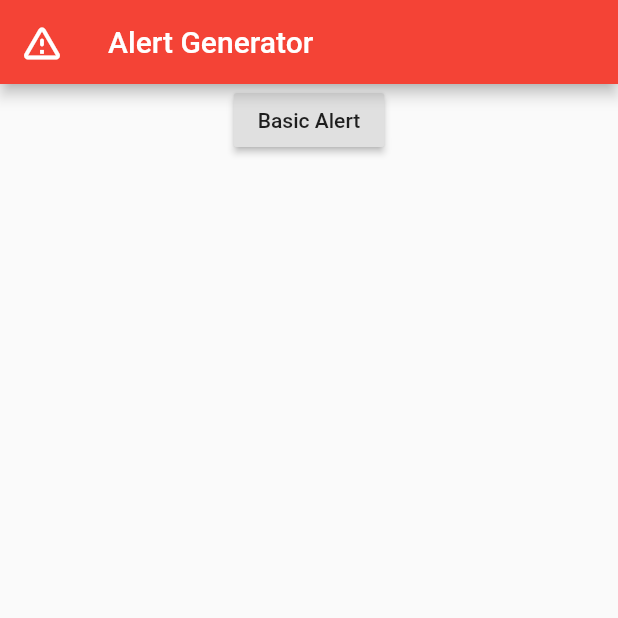
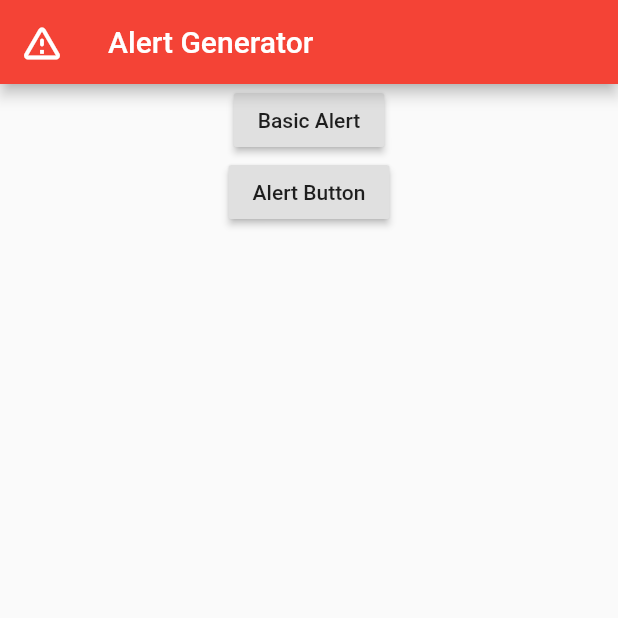
Before and after one commit to harshilgupta-dev/Alert_Generator, a Flutter app: the screen it shows after launch, on a phone screen of 412 x 824 dp, the top half of it. Run offline on Flutter 3.47's test engine with Material 2 defaults, Android fonts, the light colour scheme and no system bars; our stand-ins replace rflutter_alert.

Commit message:
add Alert Button

```diff
--- a/lib/main.dart
+++ b/lib/main.dart
@@ -36,6 +36,28 @@ class MyApp extends StatelessWidget {
                     child: Text('Basic Alert'),
                   );
                 },
+              ),
+              Builder(
+                builder: (context) {
+                  return RaisedButton(
+                    onPressed: () {
+                      Alert(
+                          context: context,
+                          type: AlertType.error,
+                          title: 'Alert With Button',
+                          desc: 'It generate Alert Along a button',
+                          buttons: [
+                            DialogButton(
+                              child: Text('COOL'),
+                              onPressed: () {
+                                return Navigator.pop(context);
+                              },
+                            )
+                          ]).show();
+                    },
+                    child: Text('Alert Button'),
+                  );
+                },
               )
             ],
           ),
```
